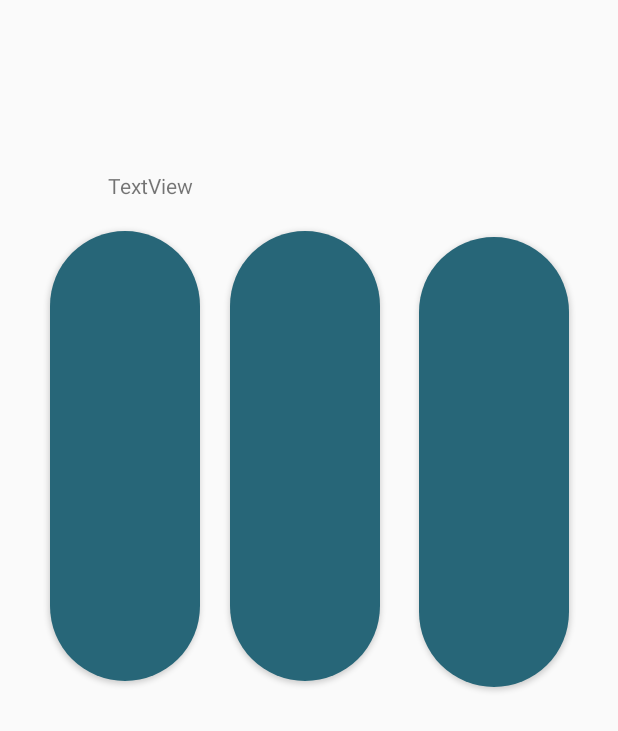
After one commit to paolo123600/capstone, an Android app: the layout nurse_homepage.xml on its own in the app's theme, with its tools: preview values and no code run, on a phone screen of 412 x 824 dp. The commit adds this screen. Shown: the top 731 px of the screen. Run offline under Robolectric (Android 15) with nearby library versions, the phone set to English and light mode, and no system bars.

Commit message:
First Commit

```diff
--- a/app/src/main/java/com/example/capstone/MainActivity.java
+++ b/app/src/main/java/com/example/capstone/MainActivity.java
@@ -22,25 +22,19 @@ public class MainActivity extends AppCompatActivity {
 
         button = (Button) findViewById(R.id.booknow);
 
+        Toolbar toolbar = findViewById(R.id.toolbar);
+        setSupportActionBar(toolbar);
+
+        drawer = findViewById(R.id.drawer_layout);
+
+
+
         button.setOnClickListener(new View.OnClickListener() {
             @Override
             public void onClick(View v) {
                 openActivity2();
             }
         });
-
-
-
-    }
-    public void openActivity2(){
-        Intent intent = new Intent(this, burger_test.class);
-        startActivity(intent);
-
-        Toolbar toolbar = findViewById(R.id.toolbar);
-        setSupportActionBar(toolbar);
-
-        drawer = findViewById(R.id.drawer_layout);
-
         ActionBarDrawerToggle toggle = new ActionBarDrawerToggle(this, drawer, toolbar,
                 R.string.nagiation_drawer_open, R.string.nagiation_drawer_close);
         drawer.addDrawerListener(toggle);
@@ -54,5 +48,15 @@ public class MainActivity extends AppCompatActivity {
         }else {
             super.onBackPressed();
         }
+
+
     }
+    public void openActivity2(){
+        Intent intent = new Intent(this, burger_test.class);
+        startActivity(intent);
+
+
+    }
+
+
 }
--- /dev/null
+++ b/app/src/main/res/drawable/nurse_home_button.xml
@@ -0,0 +1,9 @@
+<?xml version="1.0" encoding="utf-8"?>
+<shape xmlns:android="http://schemas.android.com/apk/res/android"
+    android:shape="rectangle">
+
+    <solid android:color="#276678"/>
+
+    <corners android:radius="999dp"/>
+
+</shape>
--- a/app/src/main/res/layout/activity_burger_test.xml
+++ b/app/src/main/res/layout/activity_burger_test.xml
@@ -8,6 +8,8 @@
     android:fitsSystemWindows="true"
     tools:context=".burger_test"
     tools:openDrawer="start">
+
+
 
     <LinearLayout
         android:layout_width="match_parent"
--- /dev/null
+++ b/app/src/main/res/layout/nurse_homepage.xml
@@ -0,0 +1,64 @@
+<?xml version="1.0" encoding="utf-8"?>
+<RelativeLayout xmlns:android="http://schemas.android.com/apk/res/android"
+    xmlns:tools="http://schemas.android.com/tools"
+    android:layout_width="match_parent"
+    android:layout_height="match_parent">
+
+    <TextView
+        android:id="@+id/textView"
+        android:layout_width="wrap_content"
+        android:layout_height="wrap_content"
+        android:layout_alignParentStart="true"
+        android:layout_alignParentLeft="true"
+        android:layout_alignParentTop="true"
+        android:layout_marginStart="72dp"
+        android:layout_marginLeft="72dp"
+        android:layout_marginTop="114dp"
+
+        android:text="TextView" />
+
+    <Button
+        android:id="@+id/button3"
+        android:layout_width="100dp"
+        android:layout_height="300dp"
+        android:layout_alignParentStart="true"
+        android:layout_alignParentLeft="true"
+        android:layout_alignParentTop="true"
+        android:layout_marginStart="279dp"
+        android:layout_marginLeft="279dp"
+        android:layout_marginTop="158dp"
+        android:background="@drawable/nurse_home_button"
+
+        tools:layout_editor_absoluteX="94dp"
+        tools:layout_editor_absoluteY="261dp" />
+
+    <Button
+        android:id="@+id/button"
+        android:layout_width="100dp"
+        android:layout_height="300dp"
+        android:layout_alignParentStart="true"
+        android:layout_alignParentLeft="true"
+        android:layout_alignParentTop="true"
+        android:layout_marginStart="33dp"
+        android:layout_marginLeft="33dp"
+        android:layout_marginTop="154dp"
+        android:background="@drawable/nurse_home_button"
+        tools:layout_editor_absoluteX="94dp"
+        tools:layout_editor_absoluteY="261dp" />
+
+    <Button
+        android:id="@+id/button2"
+        android:layout_width="100dp"
+        android:layout_height="300dp"
+        android:layout_alignParentStart="true"
+        android:layout_alignParentLeft="true"
+        android:layout_alignParentTop="true"
+        android:layout_marginStart="153dp"
+        android:layout_marginLeft="153dp"
+        android:layout_marginTop="154dp"
+        android:background="@drawable/nurse_home_button"
+        tools:layout_editor_absoluteX="94dp"
+        tools:layout_editor_absoluteY="261dp" />
+
+
+</RelativeLayout>
--- a/app/src/main/res/values/strings.xml
+++ b/app/src/main/res/values/strings.xml
@@ -1,5 +1,17 @@
 <resources>
     <string name="app_name">capstone</string>
+    <string name="Notification">Notification</string>
+    <string name="Appointments">Appointments</string>
+    <string name="Manage_schedule">Manage Schedules</string>
+
+    <string name="number_of_notif">Number of Notification</string>
+    <string name="today">Today</string>
+    <string name="this_week">This week</string>
+    <string name="Date">Date</string>
+
+    <string name="chat">Chat</string>
+    <string name="patient_record">Patient record</string>
+
 
     <string name="nagiation_drawer_open">Open navigation drawer</string>
     <string name="nagiation_drawer_close">Open navigation drawer</string>
```
